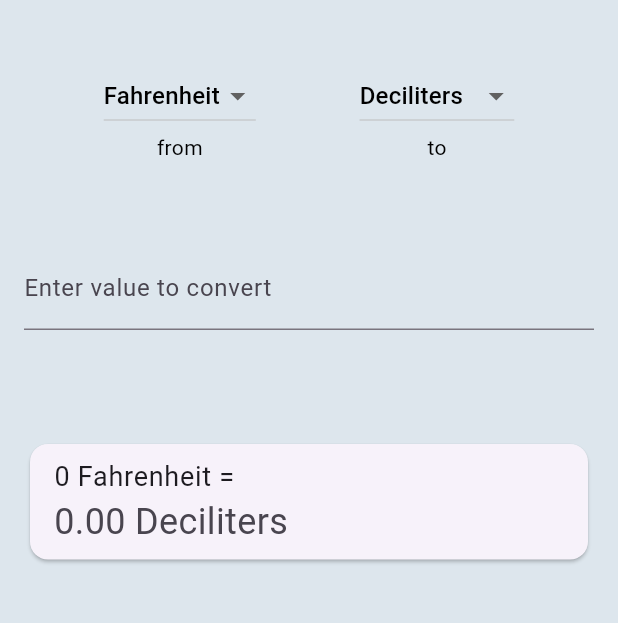
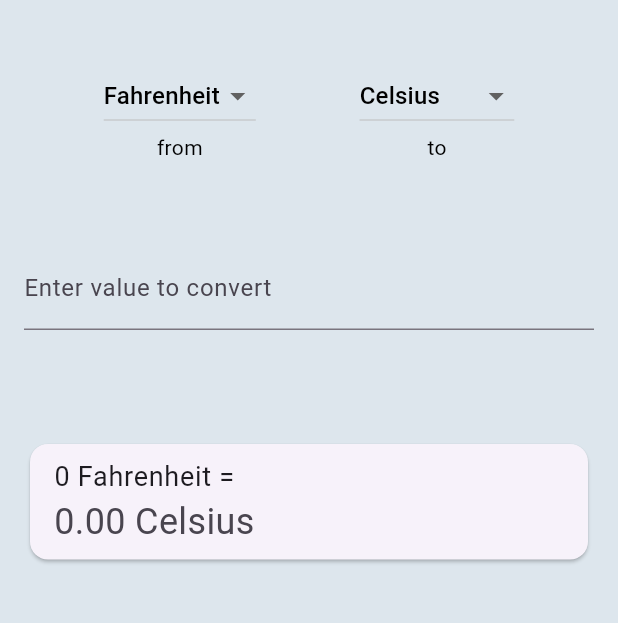
Before and after one commit to mekkmann/measurement-converter, a Flutter app: the screen it shows after launch, on a phone screen of 412 x 824 dp, the part 84-707 px from its top. Run offline on Flutter 3.47's test engine with Material 3 defaults, Android fonts, the phone set to English and light mode, and no system bars; Roboto replaces fonts that are missing (Poppins).

Commit message:
Changed initial chosen types

```diff
--- a/lib/main.dart
+++ b/lib/main.dart
@@ -60,7 +60,7 @@ class _MyHomePageState extends State<MyHomePage> {
   final List<String> _euMeasurements = ['Celsius', 'Deciliters', 'Kilometers'];
 
   String? _selectedFrom = 'Fahrenheit';
-  String? _selectedTo = 'Deciliters';
+  String? _selectedTo = 'Celsius';
 
   double _lastConversion = 0;
 
```
